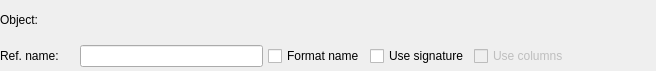
Before: the Qt Designer form libs/libgui/ui/dbobjects/objectreferenceswidget.ui in pgmodeler/pgmodeler, drawn with Qt 5.
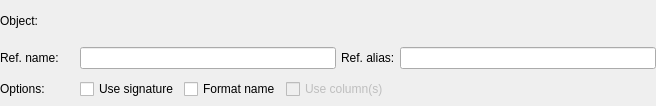
After: the same form once the commit is applied.

Commit message:
Adjusted the class GenericSQL::Reference to use reference alias
Adjusted the class ObjectReferencesWidget to use reference aliases

Diff of the .ui file:
```diff
--- a/libs/libgui/ui/dbobjects/objectreferenceswidget.ui
+++ b/libs/libgui/ui/dbobjects/objectreferenceswidget.ui
@@ -7,7 +7,7 @@
     <x>0</x>
     <y>0</y>
     <width>656</width>
-    <height>71</height>
+    <height>106</height>
    </rect>
   </property>
   <property name="windowTitle">
@@ -80,13 +80,6 @@
      </item>
     </layout>
    </item>
-   <item row="1" column="0">
-    <widget class="QLabel" name="ref_name_lbl">
-     <property name="text">
-      <string>Ref. name:</string>
-     </property>
-    </widget>
-   </item>
    <item row="1" column="1">
     <layout class="QHBoxLayout" name="horizontalLayout">
      <property name="spacing">
@@ -94,8 +87,14 @@
      </property>
      <item>
       <widget class="QLineEdit" name="ref_name_edt">
+       <property name="sizePolicy">
+        <sizepolicy hsizetype="Preferred" vsizetype="Fixed">
+         <horstretch>0</horstretch>
+         <verstretch>0</verstretch>
+        </sizepolicy>
+       </property>
        <property name="toolTip">
-        <string>&lt;p&gt;The name of the reference to an object. All occurences of the reference enclosed by &lt;strong&gt;{}&lt;/strong&gt; are replaced by the referenced object's name or signature in the generic SQL object's code.&lt;/p&gt;</string>
+        <string>&lt;p&gt;The name of the reference to an object. All occurences of the reference enclosed by &lt;strong&gt;{}&lt;/strong&gt; are replaced by the referenced object's name or signature in the SQL code.&lt;/p&gt;</string>
        </property>
        <property name="statusTip">
         <string/>
@@ -103,24 +102,64 @@
       </widget>
      </item>
      <item>
-      <widget class="QCheckBox" name="format_name_chk">
+      <widget class="QLabel" name="ref_alias_lbl">
        <property name="sizePolicy">
-        <sizepolicy hsizetype="Fixed" vsizetype="Fixed">
+        <sizepolicy hsizetype="Fixed" vsizetype="Preferred">
          <horstretch>0</horstretch>
          <verstretch>0</verstretch>
         </sizepolicy>
        </property>
-       <property name="toolTip">
-        <string>&lt;p&gt;The referenced object's name or signature will be automatically quoted when special characters are found. Additionally, for schema qualified objects, the name of the parent schema is prepended to the referenced object's name or signature. This will avoid common SQL syntax errors or loss of semantics.&lt;/p&gt;</string>
-       </property>
-       <property name="statusTip">
-        <string/>
-       </property>
        <property name="text">
-        <string>Format name</string>
+        <string>Ref. alias:</string>
        </property>
       </widget>
      </item>
+     <item>
+      <widget class="QLineEdit" name="ref_alias_edt">
+       <property name="sizePolicy">
+        <sizepolicy hsizetype="Preferred" vsizetype="Fixed">
+         <horstretch>0</horstretch>
+         <verstretch>0</verstretch>
+        </sizepolicy>
+       </property>
+       <property name="toolTip">
+        <string>&lt;p&gt;The alias of the reference to an object. All occurences of the reference enclosed by &lt;strong&gt;@{}&lt;/strong&gt; are replaced by the referenced object's alias in the SQL code.&lt;/p&gt;</string>
+       </property>
+       <property name="statusTip">
+        <string/>
+       </property>
+      </widget>
+     </item>
+    </layout>
+   </item>
+   <item row="1" column="0">
+    <widget class="QLabel" name="ref_name_lbl">
+     <property name="sizePolicy">
+      <sizepolicy hsizetype="Fixed" vsizetype="Preferred">
+       <horstretch>0</horstretch>
+       <verstretch>0</verstretch>
+      </sizepolicy>
+     </property>
+     <property name="text">
+      <string>Ref. name:</string>
+     </property>
+    </widget>
+   </item>
+   <item row="2" column="0">
+    <widget class="QLabel" name="ref_name_lbl_2">
+     <property name="sizePolicy">
+      <sizepolicy hsizetype="Fixed" vsizetype="Preferred">
+       <horstretch>0</horstretch>
+       <verstretch>0</verstretch>
+      </sizepolicy>
+     </property>
+     <property name="text">
+      <string>Options:</string>
+     </property>
+    </widget>
+   </item>
+   <item row="2" column="1">
+    <layout class="QHBoxLayout" name="horizontalLayout_3">
      <item>
       <widget class="QCheckBox" name="use_signature_chk">
        <property name="sizePolicy">
@@ -140,6 +179,25 @@
        </property>
       </widget>
      </item>
+     <item>
+      <widget class="QCheckBox" name="format_name_chk">
+       <property name="sizePolicy">
+        <sizepolicy hsizetype="Fixed" vsizetype="Fixed">
+         <horstretch>0</horstretch>
+         <verstretch>0</verstretch>
+        </sizepolicy>
+       </property>
+       <property name="toolTip">
+        <string>&lt;p&gt;The referenced object's name, alias and signature will be automatically quoted when special characters are found. Additionally, for schema qualified objects, the name of the parent schema is prepended to the referenced object's name or signature. This will avoid common SQL syntax errors or loss of semantics.&lt;/p&gt;</string>
+       </property>
+       <property name="statusTip">
+        <string/>
+       </property>
+       <property name="text">
+        <string>Format name</string>
+       </property>
+      </widget>
+     </item>
      <item>
       <widget class="QCheckBox" name="use_columns_chk">
        <property name="enabled">
@@ -158,7 +216,7 @@
         <string/>
        </property>
        <property name="text">
-        <string>Use columns</string>
+        <string>Use column(s)</string>
        </property>
       </widget>
      </item>
```
The commit also changes 10 other files.
